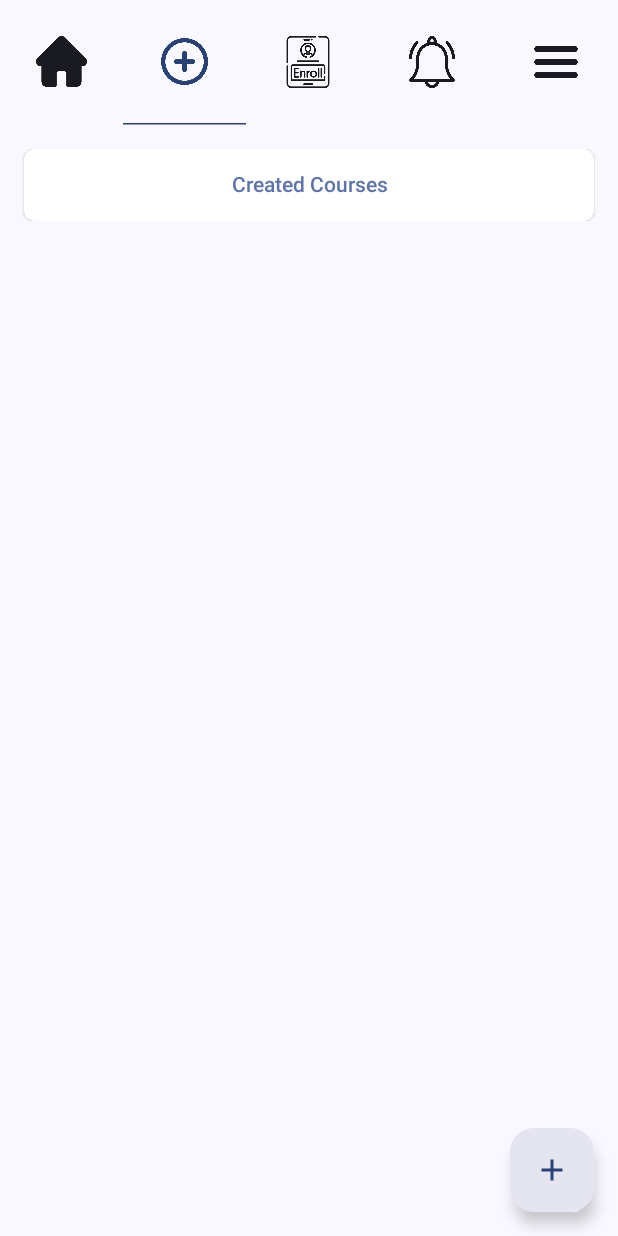
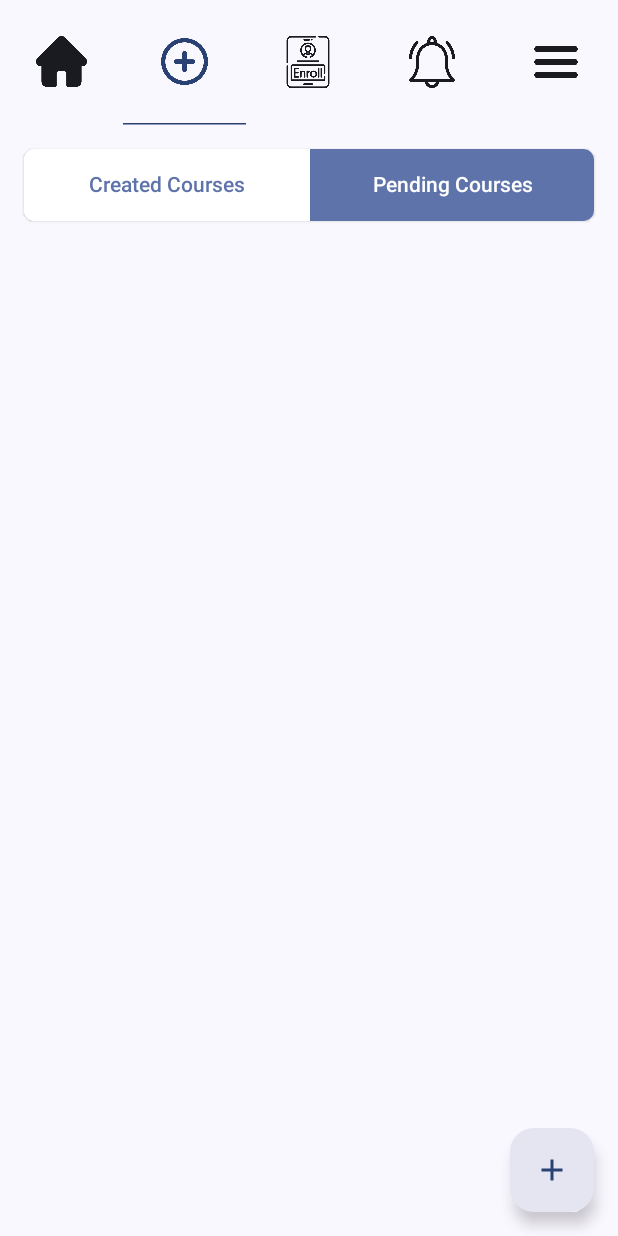
Before and after one commit to imusshas/ClassMate, an Android app built with Jetpack Compose: the composable CreateSemesterScreen shown on its own in the app's theme, on a phone screen of 412 x 824 dp. Run offline under Robolectric (Android 15) with nearby library versions, the phone set to English and light mode, and no system bars; our stand-ins replace Dagger/Hilt's generated code, Firebase (no records; nobody signed in at launch, a user with empty details on screens opened directly).

Commit message:
Two title container works correctly.

```diff
--- /dev/null
+++ b/app/src/main/java/com/nasiat_muhib/classmate/components/TwoTitleContainer.kt
@@ -0,0 +1,127 @@
+package com.nasiat_muhib.classmate.components
+
+import androidx.compose.foundation.background
+import androidx.compose.foundation.clickable
+import androidx.compose.foundation.layout.Arrangement
+import androidx.compose.foundation.layout.Row
+import androidx.compose.foundation.layout.fillMaxHeight
+import androidx.compose.foundation.layout.fillMaxSize
+import androidx.compose.foundation.layout.fillMaxWidth
+import androidx.compose.foundation.layout.height
+import androidx.compose.foundation.layout.padding
+import androidx.compose.material3.CardDefaults
+import androidx.compose.material3.ElevatedCard
+import androidx.compose.material3.MaterialTheme
+import androidx.compose.material3.Text
+import androidx.compose.material3.VerticalDivider
+import androidx.compose.runtime.Composable
+import androidx.compose.runtime.getValue
+import androidx.compose.runtime.mutableStateOf
+import androidx.compose.runtime.saveable.rememberSaveable
+import androidx.compose.ui.Alignment
+import androidx.compose.ui.Modifier
+import androidx.compose.ui.graphics.Color
+import androidx.compose.ui.tooling.preview.Preview
+import com.nasiat_muhib.classmate.ui.theme.LargeRounded
+import com.nasiat_muhib.classmate.ui.theme.MediumSpace
+import com.nasiat_muhib.classmate.ui.theme.NormalHeight
+import com.nasiat_muhib.classmate.ui.theme.SmallSpace
+import com.nasiat_muhib.classmate.ui.theme.SomeStyle
+
+@Composable
+fun TwoTitleContainer(
+    leftTitle: String,
+    rightTitle: String,
+    leftClick: () -> Unit,
+    rightClick: () -> Unit,
+    modifier: Modifier = Modifier,
+) {
+    val isLeftSelected = rememberSaveable { mutableStateOf(true) }
+
+
+    ElevatedCard(
+        modifier = Modifier
+            .fillMaxWidth()
+            .height(NormalHeight)
+            .padding(horizontal = MediumSpace),
+        shape = LargeRounded,
+        colors = CardDefaults.elevatedCardColors(
+            containerColor = MaterialTheme.colorScheme.onPrimaryContainer,
+            contentColor = MaterialTheme.colorScheme.primaryContainer
+        )
+    ) {
+        Row(
+            modifier = Modifier.fillMaxSize(),
+            verticalAlignment = Alignment.CenterVertically
+        ) {
+
+            Row(
+                modifier = Modifier
+                    .fillMaxHeight()
+                    .weight(1f)
+                    .background(
+                        if (isLeftSelected.value) {
+                            MaterialTheme.colorScheme.onPrimaryContainer
+                        } else {
+                            MaterialTheme.colorScheme.primaryContainer
+                        }
+                    )
+                    .clickable {
+                        isLeftSelected.value = true
+                        leftClick()
+                    },
+                horizontalArrangement = Arrangement.Center,
+                verticalAlignment = Alignment.CenterVertically
+            ) {
+                Text(
+                    text = leftTitle,
+                    style = SomeStyle,
+                    color = if (!isLeftSelected.value) {
+                        MaterialTheme.colorScheme.onPrimaryContainer
+                    } else {
+                        MaterialTheme.colorScheme.primaryContainer
+                    }
+                    )
+            }
+            VerticalDivider(color = Color.White, modifier = Modifier.height(NormalHeight))
+            Row(
+                modifier = Modifier
+                    .fillMaxHeight()
+                    .weight(1f)
+                    .background(
+                        if (!isLeftSelected.value) {
+                            MaterialTheme.colorScheme.onPrimaryContainer
+                        } else {
+                            MaterialTheme.colorScheme.primaryContainer
+                        }
+                    )
+                    .clickable {
+                        isLeftSelected.value = false
+                        rightClick()
+                    },
+                horizontalArrangement = Arrangement.Center,
+                verticalAlignment = Alignment.CenterVertically
+            ) {
+                Text(
+                    text = rightTitle,
+                    style = SomeStyle,
+                    color = if (isLeftSelected.value) {
+                        MaterialTheme.colorScheme.onPrimaryContainer
+                    } else {
+                        MaterialTheme.colorScheme.primaryContainer
+                    }
+                )
+            }
+        }
+    }
+}
+
+@Preview(showBackground = true, showSystemUi = true)
+@Composable
+fun TwoTitleContainerPreview() {
+    TwoTitleContainer(
+        leftTitle = "Created Courses",
+        rightTitle = "Pending Courses",
+        leftClick = { /*TODO*/ },
+        rightClick = { /*TODO*/ })
+}
--- a/app/src/main/java/com/nasiat_muhib/classmate/domain/repository/CourseRepository.kt
+++ b/app/src/main/java/com/nasiat_muhib/classmate/domain/repository/CourseRepository.kt
@@ -8,9 +8,12 @@ import kotlinx.coroutines.flow.Flow
 interface CourseRepository {
     fun createCourse(course: Course, classDetailsSet: Set<ClassDetails>): Flow<Pair<DataState<Course>, DataState<List<ClassDetails>>>>
     fun getCourseList(courseIds: List<String>): Flow<List<Course>>
+    fun getPendingCourseList(courseIds: List<String>): Flow<List<Course>>
     fun getClassDetailsList(courseId: String): Flow<List<ClassDetails>>
     fun updateCourse(): Flow<DataState<Course>>
     fun deleteCourse(course: Course): Flow<DataState<Course>>
     fun updateClass(details: ClassDetails): Flow<DataState<ClassDetails>>
 
+    fun deleteClass(classDetails: ClassDetails): Flow<DataState<ClassDetails>>
+
 }
--- a/app/src/main/java/com/nasiat_muhib/classmate/presentation/main/create_semester/CreateSemesterScreen.kt
+++ b/app/src/main/java/com/nasiat_muhib/classmate/presentation/main/create_semester/CreateSemesterScreen.kt
@@ -1,7 +1,6 @@
 package com.nasiat_muhib.classmate.presentation.main.create_semester
 
 
-import android.util.Log
 import androidx.compose.runtime.Composable
 import androidx.compose.runtime.collectAsState
 import androidx.compose.runtime.getValue
@@ -11,7 +10,7 @@ import com.nasiat_muhib.classmate.components.ErrorScreen
 import com.nasiat_muhib.classmate.components.LoadingScreen
 import com.nasiat_muhib.classmate.domain.state.DataState
 import com.nasiat_muhib.classmate.presentation.main.create_semester.components.CreateSemesterContent
-//import com.nasiat_muhib.classmate.strings.TAG
+
 
 @Composable
 fun CreateSemesterScreen(
@@ -27,6 +26,7 @@ fun CreateSemesterScreen(
         is DataState.Success ->  {
             userState.data?.let {
                 createSemesterViewModel.getCourses(it.courses)
+                createSemesterViewModel.getPendingCourses(it.courses)
                 CreateSemesterContent(
                     createSemesterViewModel = createSemesterViewModel,
                 )
--- a/app/src/main/java/com/nasiat_muhib/classmate/presentation/main/create_semester/CreateSemesterViewModel.kt
+++ b/app/src/main/java/com/nasiat_muhib/classmate/presentation/main/create_semester/CreateSemesterViewModel.kt
@@ -31,6 +31,9 @@ class CreateSemesterViewModel @Inject constructor(
 
     private val _courses = MutableStateFlow<List<Course>>(listOf())
     val courses = _courses.asStateFlow()
+
+    private val _pendingCourses = MutableStateFlow<List<Course>>(listOf())
+    val pendingCourses = _pendingCourses.asStateFlow()
 
     fun onCreateSemesterEvent(event: CreateSemesterUIEvent) {
 
@@ -71,7 +74,7 @@ class CreateSemesterViewModel @Inject constructor(
             try {
                 courseRepo.getCourseList(courseIds).collectLatest {
                     _courses.value = it
-                    Log.d(TAG, "getCourses: $it")
+//                    Log.d(TAG, "getCourses: $it")
                 }
             } catch (e: Exception) {
                 Log.d(TAG, "getCourses: ${e.localizedMessage}")
@@ -79,13 +82,27 @@ class CreateSemesterViewModel @Inject constructor(
         }
     }
 
-    private fun deleteCourse(course: Course) = viewModelScope.launch {
+    fun getPendingCourses(courseIds: List<String>) = viewModelScope.launch(Dispatchers.IO) {
+        if (courseIds.isNotEmpty()) {
+            try {
+                courseRepo.getPendingCourseList(courseIds).collectLatest {
+                    _pendingCourses.value = it
+                }
+            } catch (e: Exception) {
+                Log.d(TAG, "getPendingCourses: ${e.localizedMessage}")
+            }
+        }
+    }
+
+    private fun deleteCourse(course: Course) = viewModelScope.launch(Dispatchers.IO) {
         courseRepo
             .deleteCourse(course)
             .collectLatest {
 
             }
     }
+
+
 
     private fun validateAllStates() {
 
--- a/app/src/main/java/com/nasiat_muhib/classmate/presentation/main/create_semester/components/CreateSemesterContent.kt
+++ b/app/src/main/java/com/nasiat_muhib/classmate/presentation/main/create_semester/components/CreateSemesterContent.kt
@@ -2,38 +2,29 @@ package com.nasiat_muhib.classmate.presentation.main.create_semester.components
 
 import androidx.compose.foundation.layout.Arrangement
 import androidx.compose.foundation.layout.Column
-import androidx.compose.foundation.layout.Row
 import androidx.compose.foundation.layout.fillMaxSize
-import androidx.compose.foundation.layout.fillMaxWidth
-import androidx.compose.foundation.layout.height
 import androidx.compose.foundation.layout.padding
-import androidx.compose.foundation.lazy.LazyColumn
-import androidx.compose.foundation.lazy.items
 import androidx.compose.material.icons.Icons
 import androidx.compose.material.icons.filled.Add
-import androidx.compose.material3.ElevatedCard
 import androidx.compose.material3.FloatingActionButton
 import androidx.compose.material3.Icon
 import androidx.compose.material3.MaterialTheme
 import androidx.compose.material3.Scaffold
-import androidx.compose.material3.Text
 import androidx.compose.runtime.Composable
 import androidx.compose.runtime.collectAsState
 import androidx.compose.runtime.getValue
+import androidx.compose.runtime.mutableStateOf
+import androidx.compose.runtime.saveable.rememberSaveable
 import androidx.compose.ui.Alignment
 import androidx.compose.ui.Modifier
 import androidx.compose.ui.tooling.preview.Preview
-import com.nasiat_muhib.classmate.components.SwipeToDeleteContainer
-import com.nasiat_muhib.classmate.components.TitleContainer
+import com.nasiat_muhib.classmate.components.TwoTitleContainer
 import com.nasiat_muhib.classmate.domain.event.CreateSemesterUIEvent
 import com.nasiat_muhib.classmate.navigation.TabItem
 import com.nasiat_muhib.classmate.presentation.main.components.ClassMateTabRow
 import com.nasiat_muhib.classmate.presentation.main.create_semester.CreateSemesterViewModel
 import com.nasiat_muhib.classmate.strings.ADD_ICON
-import com.nasiat_muhib.classmate.strings.CREATED_COURSES
-import com.nasiat_muhib.classmate.ui.theme.LargeRounded
 import com.nasiat_muhib.classmate.ui.theme.MediumSpace
-import com.nasiat_muhib.classmate.ui.theme.NormalHeight
 import com.nasiat_muhib.classmate.ui.theme.SmallSpace
 
 @Composable
@@ -41,7 +32,10 @@ fun CreateSemesterContent(
     createSemesterViewModel: CreateSemesterViewModel,
 ) {
 
-    val courses by createSemesterViewModel.courses.collectAsState()
+    val createdCourses by createSemesterViewModel.courses.collectAsState()
+    val pendingCourses by createSemesterViewModel.pendingCourses.collectAsState()
+
+    val courses = rememberSaveable { mutableStateOf(createdCourses) }
 
     Scaffold(
         topBar = { ClassMateTabRow(tab = TabItem.CreateSemester) },
@@ -67,46 +61,20 @@ fun CreateSemesterContent(
             modifier = Modifier
                 .fillMaxSize()
                 .padding(top = paddingValues.calculateTopPadding() + MediumSpace),
-            horizontalAlignment = Alignment.CenterHorizontally
+            horizontalAlignment = Alignment.CenterHorizontally,
+            verticalArrangement = Arrangement.spacedBy(SmallSpace)
         ) {
-
             // TODO: Add Routine
             // TODO: Add Already Created Courses
+            TwoTitleContainer(
+                leftTitle = "Created Courses",
+                rightTitle = "Pending Courses",
+                leftClick = { courses.value = createdCourses },
+                rightClick = { courses.value = pendingCourses }
+            )
 
-
-            LazyColumn(
-                modifier = Modifier.fillMaxWidth(),
-                verticalArrangement = Arrangement.spacedBy(SmallSpace),
-                horizontalAlignment = Alignment.CenterHorizontally
-            ) {
-                item {
-                    TitleContainer(title = CREATED_COURSES)
-                }
-                items(items = courses) { item ->
-                    SwipeToDeleteContainer(
-                        item = item,
-                        onDelete = {
-                                   createSemesterViewModel.onCreateSemesterEvent(CreateSemesterUIEvent.DeleteCourseSwipe(item))
-                        },
-                    ) { currentCourse ->
-                        ElevatedCard(
-                            modifier = Modifier
-                                .fillMaxWidth()
-                                .height(NormalHeight),
-                            shape = LargeRounded
-                        ) {
-                            Row (
-                                modifier = Modifier.fillMaxSize().padding(horizontal = SmallSpace),
-                                horizontalArrangement = Arrangement.SpaceBetween,
-                                verticalAlignment = Alignment.CenterVertically
-                            ) {
-                                Text(text = currentCourse.courseCode)
-                                Text(text = currentCourse.courseTitle)
-                                Text(text = currentCourse.courseCredit.toString())
-                            }
-                        }
-                    }
-                }
+            courses.value.forEach {
+                DisplayCourse(course = it, createSemesterViewModel = createSemesterViewModel)
             }
 
         }
--- a/app/src/main/java/com/nasiat_muhib/classmate/presentation/main/create_semester/components/create/CreateCourse.kt
+++ b/app/src/main/java/com/nasiat_muhib/classmate/presentation/main/create_semester/components/create/CreateCourse.kt
@@ -29,7 +29,7 @@ import com.nasiat_muhib.classmate.core.Constants.SEMESTERS
 import com.nasiat_muhib.classmate.domain.event.CreateCourseUIEvent
 import com.nasiat_muhib.classmate.presentation.main.create_semester.components.CreateCourseTopBar
 import com.nasiat_muhib.classmate.presentation.main.create_semester.components.CreateCourseViewModel
-import com.nasiat_muhib.classmate.presentation.main.create_semester.components.EditClassDetails
+import com.nasiat_muhib.classmate.presentation.main.create_semester.components.DisplayClassDetails
 import com.nasiat_muhib.classmate.strings.COURSE_CODE_LABEL
 import com.nasiat_muhib.classmate.strings.COURSE_CREDIT_LABEL
 import com.nasiat_muhib.classmate.strings.COURSE_TITLE_LABEL
@@ -167,7 +167,7 @@ fun CreateCourse(
             }
 
             classDetailsList.forEach {
-                EditClassDetails(classDetails = it, createCourseViewModel = createCourseViewModel)
+                DisplayClassDetails(classDetails = it, createCourseViewModel = createCourseViewModel)
             }
         }
     }
```
Also changed, not shown: app/src/main/java/com/nasiat_muhib/classmate/components/SwipeToDeleteContainer.kt (deleted, +0 -137 lines), app/src/main/java/com/nasiat_muhib/classmate/data/repository/CourseRepositoryImpl.kt (+79 -24 lines), app/src/main/java/com/nasiat_muhib/classmate/presentation/main/create_semester/components/DisplayClassDetails.kt (renamed from app/src/main/java/com/nasiat_muhib/classmate/presentation/main/create_semester/components/EditClassDetails.kt, +2 -9 lines), app/src/main/java/com/nasiat_muhib/classmate/presentation/main/create_semester/components/DisplayCourse.kt (added, +87 -0 lines).
